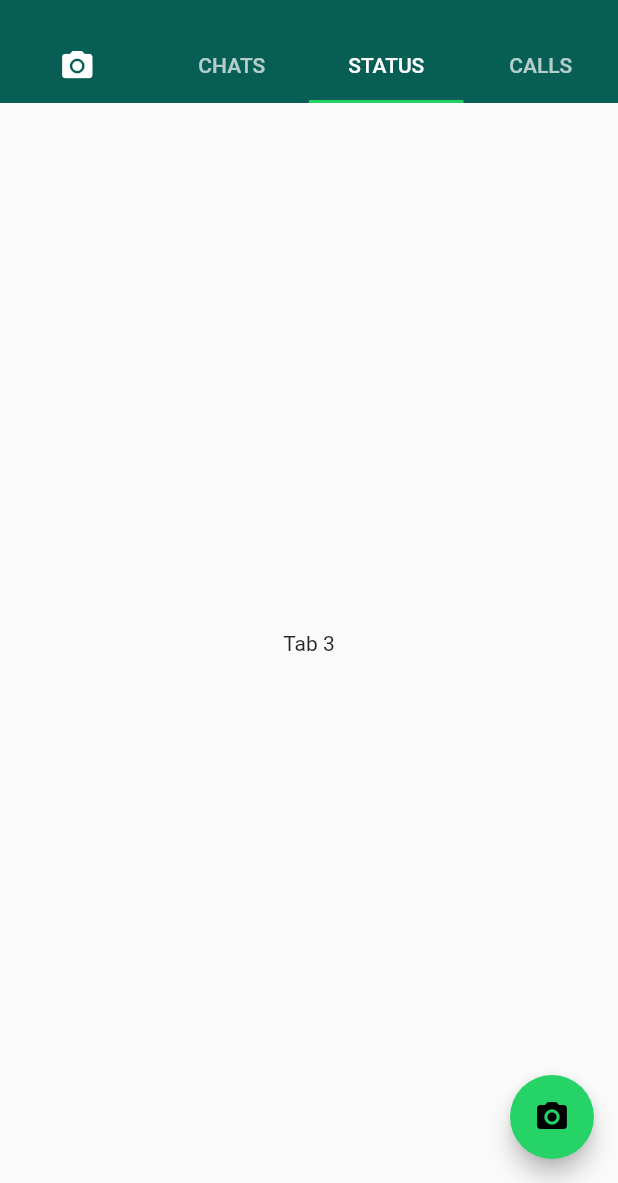
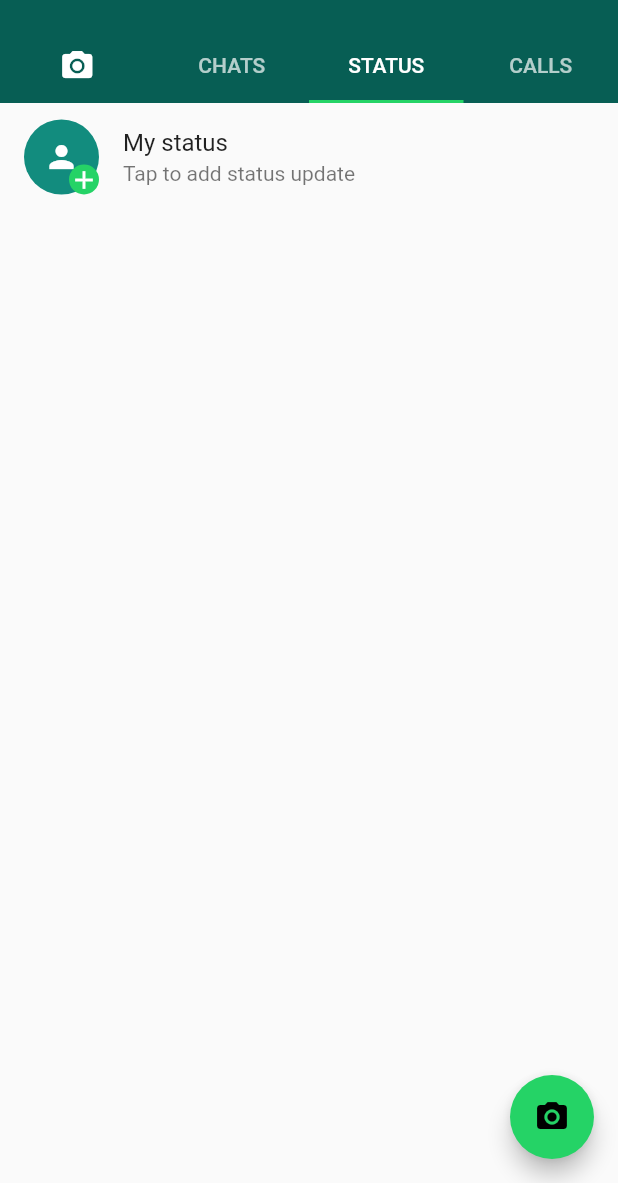
Before and after one commit to this-is-richard/whatsapp_clone, a Flutter app: the screen it shows after launch, tab 3 chosen, on a phone screen of 412 x 824 dp, the part 53-1236 px from its top. Run offline on Flutter 3.47's test engine with Material 2 defaults, Android fonts, the phone set to English and light mode, and no system bars; our stand-ins replace camera, video_player.

Commit message:
adding status list

```diff
--- a/lib/chat_list/chat_list.dart
+++ b/lib/chat_list/chat_list.dart
@@ -1,6 +1,7 @@
 import 'package:flutter/material.dart';
 import './chat_list_tile.dart';
 import './chat_room.dart';
+import '../home/home.dart';
 
 class ChatList extends StatelessWidget {
   _onTileTap(BuildContext context) {
@@ -22,7 +23,7 @@ class ChatList extends StatelessWidget {
           'hi there',
           '2:53 in the afternoon',
           () => _onTileTap(context),
-          avatarRadius: 25.0,
+          avatarRadius: listLeadingAvatarRadius,
         );
       },
     );
--- a/lib/home/home.dart
+++ b/lib/home/home.dart
@@ -4,6 +4,7 @@ import '../chat_list/chat_list.dart';
 import './build_floating_action_button.dart';
 import '../call_list/call_list.dart';
 import './custom_app_bar.dart';
+import '../status_list/status_list.dart';
 
 class Home extends StatefulWidget {
   @override
@@ -53,9 +54,7 @@ class _HomeState extends State<Home> with SingleTickerProviderStateMixin {
           child: TabCamera(),
         ),
         ChatList(),
-        Center(
-          child: Text('Tab 3'),
-        ),
+        StatusList(),
         CallList(),
       ],
     );
@@ -152,3 +151,5 @@ bool getIsStatusList(TabController tabController) {
 bool getIsCallList(TabController tabController) {
   return tabController.animation.value > 2.7;
 }
+
+const listLeadingAvatarRadius = 25.0;
--- /dev/null
+++ b/lib/status_list/status_list.dart
@@ -0,0 +1,38 @@
+import 'package:flutter/material.dart';
+import '../home/home.dart';
+
+class StatusList extends StatelessWidget {
+  @override
+  Widget build(BuildContext context) {
+    return ListView.builder(
+      itemCount: 1,
+      itemBuilder: (context, index) {
+        return ListTile(
+          leading: Stack(
+            children: <Widget>[
+              CircleAvatar(
+                radius: listLeadingAvatarRadius,
+                child: Icon(Icons.person),
+              ),
+              Positioned(
+                right: 0.0,
+                bottom: 0.0,
+                child: CircleAvatar(
+                  radius: 10.0,
+                  backgroundColor: Theme.of(context).accentColor,
+                  child: Icon(
+                    Icons.add,
+                    size: 20.0,
+                    color: Theme.of(context).iconTheme.color,
+                  ),
+                ),
+              ),
+            ],
+          ),
+          title: Text('My status'),
+          subtitle: Text('Tap to add status update'),
+        );
+      },
+    );
+  }
+}
```
